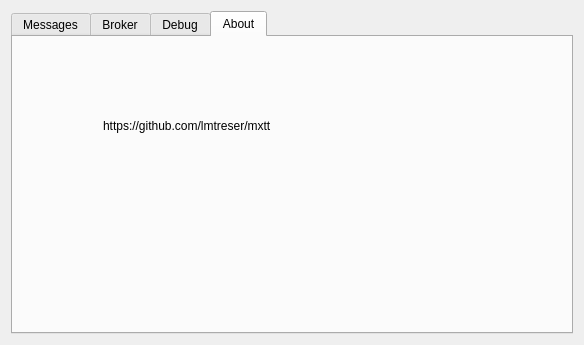
Old version of the form ui/resources/mxtt_ui.ui in the repository lmtreser/mxtt.
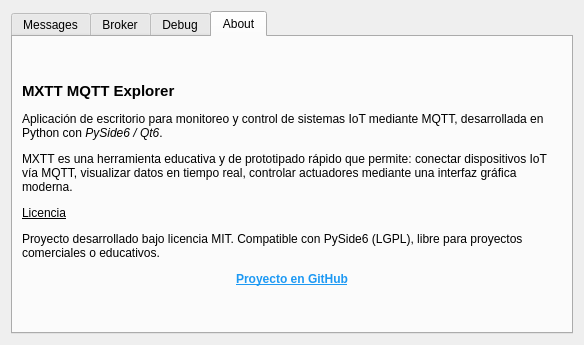
New version of the form. The open tabs and pages were chosen to show the change.

Commit message: update tabs: debug, about

```diff
--- a/ui/resources/mxtt_ui.ui
+++ b/ui/resources/mxtt_ui.ui
@@ -228,19 +228,21 @@
       <attribute name="title">
        <string>About</string>
       </attribute>
+      <layout class="QVBoxLayout" name="verticalLayout_4">
+       <item>
       <widget class="QLabel" name="label_7">
-       <property name="geometry">
-        <rect>
-         <x>90</x>
-         <y>80</y>
-         <width>361</width>
-         <height>18</height>
-        </rect>
-       </property>
        <property name="text">
-        <string>https://github.com/lmtreser/mxtt</string>
-       </property>
-      </widget>
+          <string>&lt;html&gt;&lt;head/&gt;&lt;body&gt;&lt;p&gt;&lt;span style=&quot; font-size:11pt; font-weight:600;&quot;&gt;MXTT MQTT Explorer&lt;/span&gt;&lt;/p&gt;&lt;p&gt;Aplicación de escritorio para monitoreo y control de sistemas IoT mediante MQTT, desarrollada en Python con &lt;span style=&quot; font-style:italic;&quot;&gt;PySide6 / Qt6&lt;/span&gt;.&lt;/p&gt;&lt;p&gt;MXTT es una herramienta educativa y de prototipado rápido que permite: conectar dispositivos IoT vía MQTT, visualizar datos en tiempo real, controlar actuadores mediante una interfaz gráfica moderna.&lt;/p&gt;&lt;p&gt;&lt;span style=&quot; text-decoration: underline;&quot;&gt;Licencia&lt;/span&gt;&lt;/p&gt;&lt;p&gt;Proyecto desarrollado bajo licencia MIT. Compatible con PySide6 (LGPL), libre para proyectos comerciales o educativos.&lt;/p&gt;&lt;p align=&quot;center&quot;&gt;&lt;a href=&quot;https://github.com/lmtreser/mxtt&quot;&gt;&lt;span style=&quot; font-weight:600; text-decoration: underline; color:#1d99f3;&quot;&gt;Proyecto en GitHub&lt;/span&gt;&lt;/a&gt;&lt;/p&gt;&lt;/body&gt;&lt;/html&gt;</string>
+         </property>
+         <property name="textFormat">
+          <enum>Qt::MarkdownText</enum>
+         </property>
+         <property name="wordWrap">
+          <bool>true</bool>
+         </property>
+        </widget>
+       </item>
+      </layout>
      </widget>
     </widget>
    </item>
```
Left out of the diff: 24 changed lines with no effect on the pictures. Lines whose indentation alone changed are shown as unchanged. The commit also changes 1 other file.
